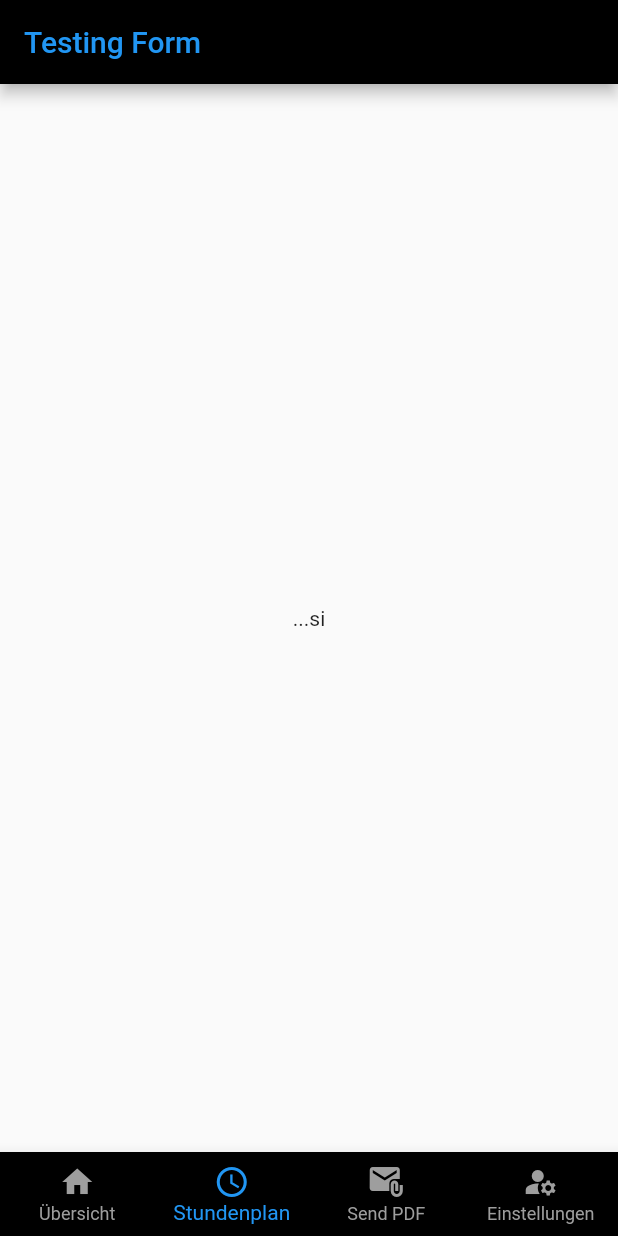
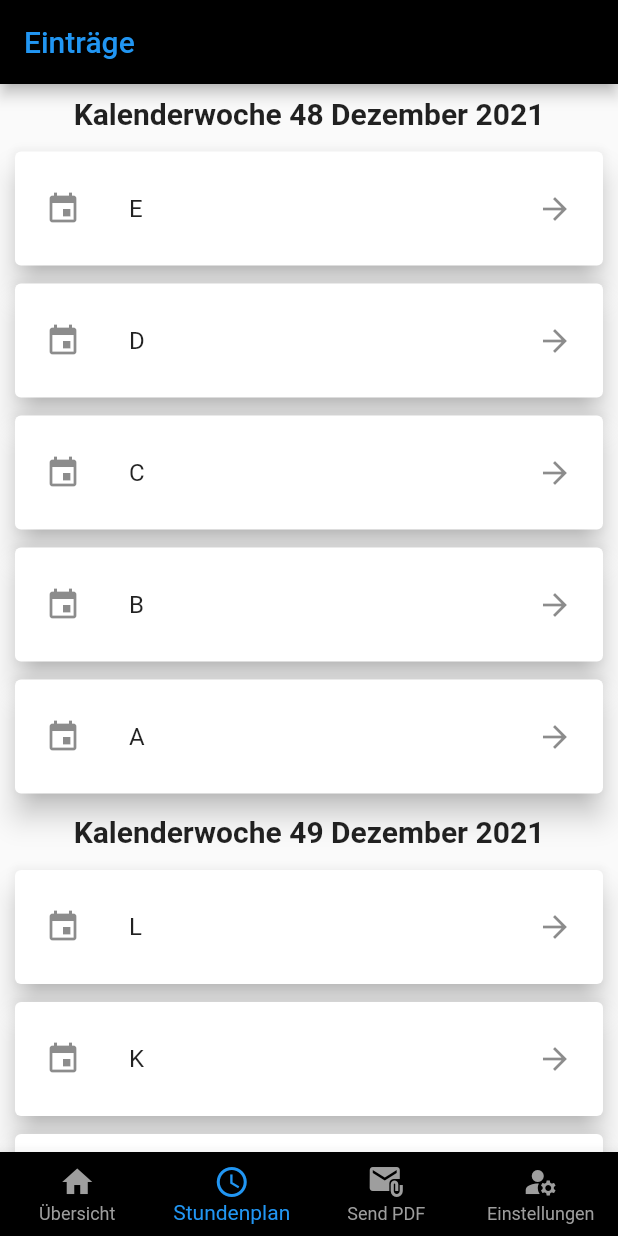
Before and after one commit to modern-viking-julka/tima, a Flutter app: the screen it shows after launch, item 2 of the bottom bar chosen, on a phone screen of 412 x 824 dp. Run offline on Flutter 3.47's test engine with Material 2 defaults, Android fonts, the phone set to English and light mode, and no system bars; drawn by our look-alikes of grouped_list; our stand-ins replace sqflite; accounts and stored records are empty.

Commit message:
timetable UI v1 inserted

```diff
--- a/lib/pages/main_page.dart
+++ b/lib/pages/main_page.dart
@@ -2,6 +2,7 @@ import 'package:flutter/material.dart';
 import 'package:tima/pages/home_page.dart';
 import 'package:tima/pages/settings_page.dart';
 import 'package:tima/pages/testing_page.dart';
+import 'package:tima/pages/timeoverview_page.dart';
 
 class MainPage extends StatefulWidget {
   @override
@@ -12,7 +13,7 @@ class _MainPageState extends State<MainPage> {
   int _currentIndex = 0;
   List<Widget> pageList = <Widget>[
     HomePage(),
-    TestingPage(), //Center(child: Text('Stundenplan')),
+    TimeOverviewPage(), // TestingPage(),
     Center(child: Text('PDF send')),
     SettingsPage(),
   ];
--- /dev/null
+++ b/lib/pages/timeoverview_page.dart
@@ -0,0 +1,68 @@
+import 'package:flutter/material.dart';
+import 'package:grouped_list/grouped_list.dart';
+
+class TimeOverviewPage extends StatefulWidget {
+  @override
+  _TimeOverviewPageState createState() => _TimeOverviewPageState();
+}
+
+class _TimeOverviewPageState extends State<TimeOverviewPage> {
+  List _elements = [
+    {'name': 'A', 'group': 'Kalenderwoche 48 Dezember 2021'},
+    {'name': 'B', 'group': 'Kalenderwoche 48 Dezember 2021'},
+    {'name': 'C', 'group': 'Kalenderwoche 48 Dezember 2021'},
+    {'name': 'D', 'group': 'Kalenderwoche 48 Dezember 2021'},
+    {'name': 'E', 'group': 'Kalenderwoche 48 Dezember 2021'},
+    {'name': 'F', 'group': 'Kalenderwoche 49 Dezember 2021'},
+    {'name': 'G', 'group': 'Kalenderwoche 49 Dezember 2021'},
+    {'name': 'H', 'group': 'Kalenderwoche 49 Dezember 2021'},
+    {'name': 'I', 'group': 'Kalenderwoche 49 Dezember 2021'},
+    {'name': 'J', 'group': 'Kalenderwoche 49 Dezember 2021'},
+    {'name': 'K', 'group': 'Kalenderwoche 49 Dezember 2021'},
+    {'name': 'L', 'group': 'Kalenderwoche 49 Dezember 2021'},
+  ];
+//testing grouper_list -JP(31.12.2021)
+  @override
+  Widget build(BuildContext context) {
+    return Scaffold(
+      appBar: AppBar(
+          title: const Text(
+            'Einträge',
+            style: TextStyle(color: Colors.blue),
+          ),
+          backgroundColor: Colors.black),
+      body: GroupedListView<dynamic, String>(
+        elements: _elements,
+        groupBy: (element) => element['group'],
+        groupComparator: (value1, value2) => value2.compareTo(value1),
+        itemComparator: (item1, item2) =>
+            item1['name'].compareTo(item2['name']),
+        order: GroupedListOrder.DESC,
+        useStickyGroupSeparators: false,
+        groupSeparatorBuilder: (String value) => Padding(
+          padding: const EdgeInsets.all(8.0),
+          child: Text(
+            value,
+            textAlign: TextAlign.center,
+            style: TextStyle(fontSize: 20, fontWeight: FontWeight.bold),
+          ),
+        ),
+        itemBuilder: (c, element) {
+          return Card(
+            elevation: 8.0,
+            margin: EdgeInsets.symmetric(horizontal: 10.0, vertical: 6.0),
+            child: Container(
+              child: ListTile(
+                contentPadding:
+                    EdgeInsets.symmetric(horizontal: 20.0, vertical: 10.0),
+                leading: Icon(Icons.event),
+                title: Text(element['name']),
+                trailing: Icon(Icons.arrow_forward),
+              ),
+            ),
+          );
+        },
+      ),
+    );
+  }
+}
--- a/pubspec.yaml
+++ b/pubspec.yaml
@@ -30,6 +30,7 @@ dependencies:
   cupertino_icons: ^1.0.2
   sqflite: ^2.0.0+4
   path_provider: ^2.0.3
+  grouped_list: ^4.1.0
 
 dev_dependencies:
   flutter_test:
```
Also changed, not shown: pubspec.lock.
